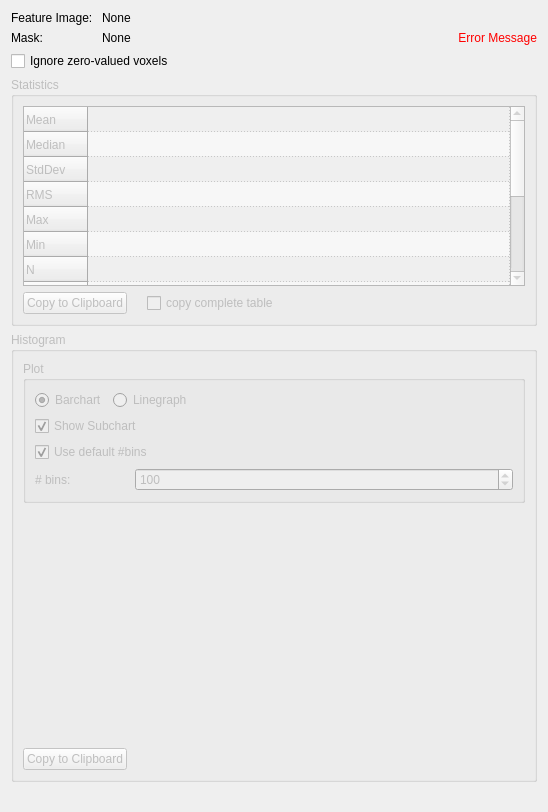
Before: the Qt Designer form Plugins/org.mitk.gui.qt.measurementtoolbox/src/internal/QmitkImageStatisticsViewControls.ui in MITK/MITK, drawn with Qt 5.
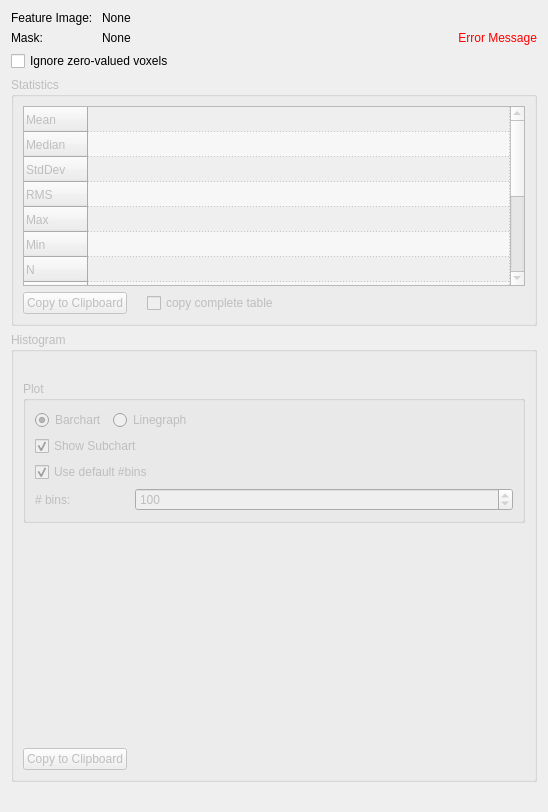
After: the same form once the commit is applied. Custom widgets are drawn as their Qt base class.

Commit message: Fixed T24011. Histogram is only shown if Qt 5.10 is used. Otherwise, an error message is shown.

```diff
--- a/Plugins/org.mitk.gui.qt.measurementtoolbox/src/internal/QmitkImageStatisticsViewControls.ui
+++ b/Plugins/org.mitk.gui.qt.measurementtoolbox/src/internal/QmitkImageStatisticsViewControls.ui
@@ -374,6 +374,107 @@
       <bool>false</bool>
      </property>
      <layout class="QVBoxLayout" name="verticalLayout_3">
+      <item>
+       <widget class="QLabel" name="label_HistogramIsInvisibleWarning">
+        <property name="enabled">
+         <bool>false</bool>
+        </property>
+        <property name="palette">
+         <palette>
+          <active>
+           <colorrole role="WindowText">
+            <brush brushstyle="SolidPattern">
+             <color alpha="255">
+              <red>255</red>
+              <green>0</green>
+              <blue>0</blue>
+             </color>
+            </brush>
+           </colorrole>
+           <colorrole role="Text">
+            <brush brushstyle="SolidPattern">
+             <color alpha="255">
+              <red>255</red>
+              <green>0</green>
+              <blue>0</blue>
+             </color>
+            </brush>
+           </colorrole>
+           <colorrole role="ButtonText">
+            <brush brushstyle="SolidPattern">
+             <color alpha="255">
+              <red>255</red>
+              <green>0</green>
+              <blue>0</blue>
+             </color>
+            </brush>
+           </colorrole>
+          </active>
+          <inactive>
+           <colorrole role="WindowText">
+            <brush brushstyle="SolidPattern">
+             <color alpha="255">
+              <red>255</red>
+              <green>0</green>
+              <blue>0</blue>
+             </color>
+            </brush>
+           </colorrole>
+           <colorrole role="Text">
+            <brush brushstyle="SolidPattern">
+             <color alpha="255">
+              <red>255</red>
+              <green>0</green>
+              <blue>0</blue>
+             </color>
+            </brush>
+           </colorrole>
+           <colorrole role="ButtonText">
+            <brush brushstyle="SolidPattern">
+             <color alpha="255">
+              <red>255</red>
+              <green>0</green>
+              <blue>0</blue>
+             </color>
+            </brush>
+           </colorrole>
+          </inactive>
+          <disabled>
+           <colorrole role="WindowText">
+            <brush brushstyle="SolidPattern">
+             <color alpha="255">
+              <red>120</red>
+              <green>120</green>
+              <blue>120</blue>
+             </color>
+            </brush>
+           </colorrole>
+           <colorrole role="Text">
+            <brush brushstyle="SolidPattern">
+             <color alpha="255">
+              <red>120</red>
+              <green>120</green>
+              <blue>120</blue>
+             </color>
+            </brush>
+           </colorrole>
+           <colorrole role="ButtonText">
+            <brush brushstyle="SolidPattern">
+             <color alpha="255">
+              <red>120</red>
+              <green>120</green>
+              <blue>120</blue>
+             </color>
+            </brush>
+           </colorrole>
+          </disabled>
+         </palette>
+        </property>
+        <property name="text">
+         <string/>
+        </property>
+       </widget>
+      </item>
       <item>
        <widget class="QGroupBox" name="groupBox_plot">
         <property name="enabled">
```
The commit also changes 3 other files.
